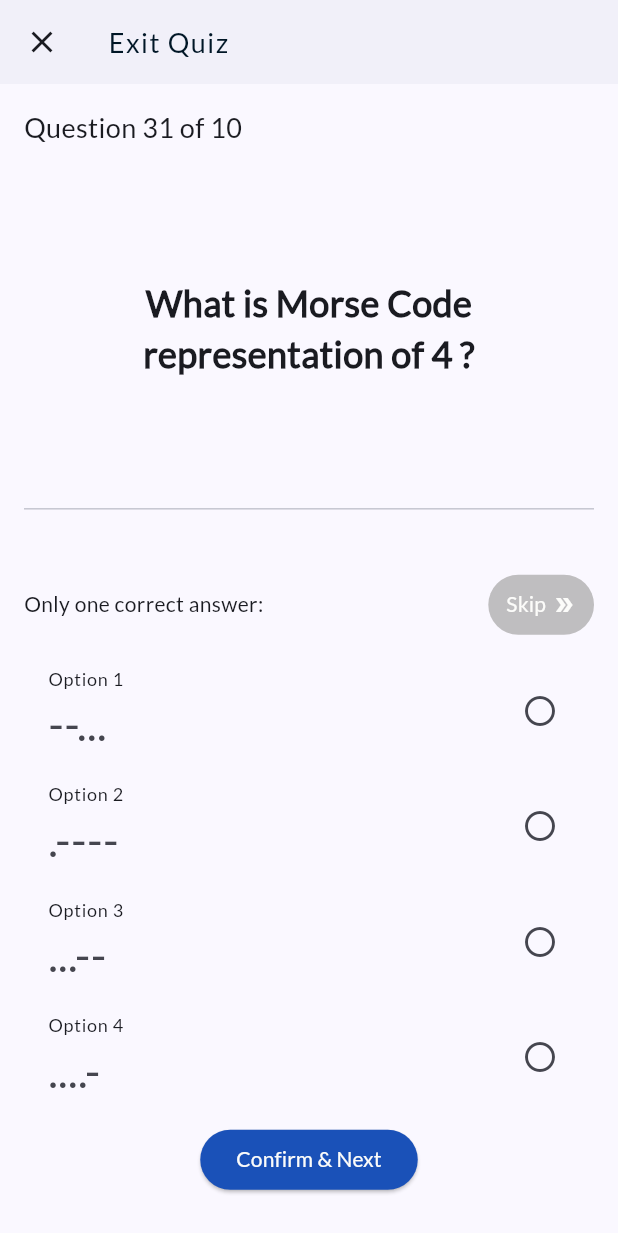
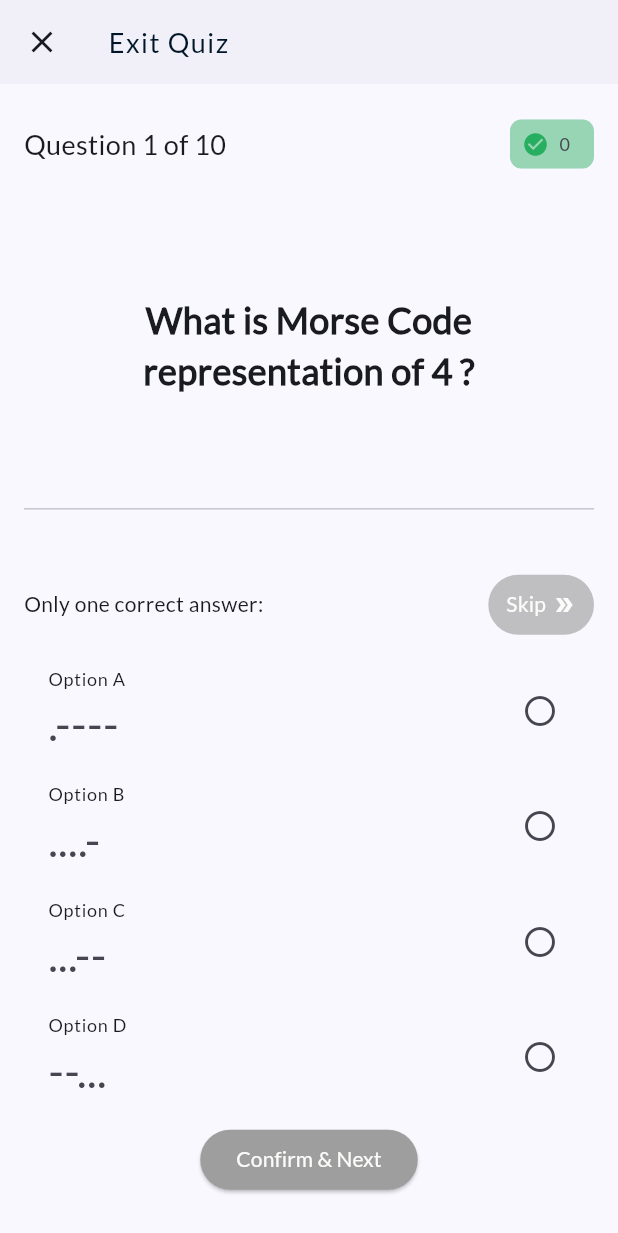
Before and after one commit to digvijay-tech/Morseify, a Flutter app: the QuizAttempt screen opened by its route, after a tap on "Confirm & Next", on a phone screen of 412 x 824 dp. Shown: the top 1233 px of the screen. Run offline on Flutter 3.47's test engine with Material 3 defaults, Android fonts, the phone set to English and light mode, and no system bars; our stand-ins replace animated_splash_screen, animated_text_kit, audioplayers.

Commit message:
answer evaluation feature added..

```diff
--- a/morseify_app/lib/models/questions.dart
+++ b/morseify_app/lib/models/questions.dart
@@ -507,7 +507,8 @@ List<Question> questionBank = [
     options: [
       Options(optionId: 1, option: '.....'),
       Options(optionId: 2, option: '..---'),
-      Options(optionId: 3, option: '.-.-.-')
+      Options(optionId: 3, option: '.-.-.-'),
+      Options(optionId: 4, option: '....-')
     ],
     correctOptionId: 3,
     correctOption: ".-.-.-",
@@ -519,7 +520,8 @@ List<Question> questionBank = [
     options: [
       Options(optionId: 1, option: '----.'),
       Options(optionId: 2, option: '--..--'),
-      Options(optionId: 3, option: '..---')
+      Options(optionId: 3, option: '..---'),
+      Options(optionId: 4, option: '._..-')
     ],
     correctOptionId: 2,
     correctOption: "--..--",
@@ -531,7 +533,8 @@ List<Question> questionBank = [
     options: [
       Options(optionId: 1, option: '..--..'),
       Options(optionId: 2, option: '....-'),
-      Options(optionId: 3, option: '..---')
+      Options(optionId: 3, option: '..---'),
+      Options(optionId: 4, option: '--..-')
     ],
     correctOptionId: 1,
     correctOption: "..--..",
@@ -543,7 +546,8 @@ List<Question> questionBank = [
     options: [
       Options(optionId: 1, option: '..--..'),
       Options(optionId: 2, option: '-.-.--'),
-      Options(optionId: 3, option: '..---')
+      Options(optionId: 3, option: '..---'),
+      Options(optionId: 4, option: '....-')
     ],
     correctOptionId: 2,
     correctOption: "-.-.--",
@@ -555,7 +559,8 @@ List<Question> questionBank = [
     options: [
       Options(optionId: 1, option: '..--..'),
       Options(optionId: 2, option: '-.-.--'),
-      Options(optionId: 3, option: '.-...')
+      Options(optionId: 3, option: '.-...'),
+      Options(optionId: 4, option: '..---')
     ],
     correctOptionId: 3,
     correctOption: ".-...",
@@ -567,7 +572,8 @@ List<Question> questionBank = [
     options: [
       Options(optionId: 1, option: '---...'),
       Options(optionId: 2, option: '-.-.--'),
-      Options(optionId: 3, option: '.-...')
+      Options(optionId: 3, option: '.-...'),
+      Options(optionId: 4, option: '--..-')
     ],
     correctOptionId: 1,
     correctOption: "---...",
@@ -579,7 +585,8 @@ List<Question> questionBank = [
     options: [
       Options(optionId: 1, option: '-.-.-.'),
       Options(optionId: 2, option: '-.-.--'),
-      Options(optionId: 3, option: '.-...')
+      Options(optionId: 3, option: '.-...'),
+      Options(optionId: 4, option: '....-')
     ],
     correctOptionId: 1,
     correctOption: "-.-.-.",
@@ -591,7 +598,8 @@ List<Question> questionBank = [
     options: [
       Options(optionId: 1, option: '-.-.-.'),
       Options(optionId: 2, option: '-.-.--'),
-      Options(optionId: 3, option: '-...-')
+      Options(optionId: 3, option: '-...-'),
+      Options(optionId: 4, option: '--..-')
     ],
     correctOptionId: 3,
     correctOption: "-...-",
@@ -603,7 +611,8 @@ List<Question> questionBank = [
     options: [
       Options(optionId: 1, option: '.--.-.'),
       Options(optionId: 2, option: '..-.--'),
-      Options(optionId: 3, option: '.-.-.')
+      Options(optionId: 3, option: '.-.-.'),
+      Options(optionId: 4, option: '.-..-')
     ],
     correctOptionId: 3,
     correctOption: ".-.-.",
@@ -615,7 +624,8 @@ List<Question> questionBank = [
     options: [
       Options(optionId: 1, option: '.--.-.'),
       Options(optionId: 2, option: '-....-'),
-      Options(optionId: 3, option: '.-.-.')
+      Options(optionId: 3, option: '.-.-.'),
+      Options(optionId: 4, option: '...--')
     ],
     correctOptionId: 2,
     correctOption: "-....-",
@@ -627,7 +637,8 @@ List<Question> questionBank = [
     options: [
       Options(optionId: 1, option: '..--.-'),
       Options(optionId: 2, option: '-....-'),
-      Options(optionId: 3, option: '--.-.-')
+      Options(optionId: 3, option: '--.-.-'),
+      Options(optionId: 4, option: '....-')
     ],
     correctOptionId: 1,
     correctOption: "..--.-",
@@ -639,7 +650,8 @@ List<Question> questionBank = [
     options: [
       Options(optionId: 1, option: '..--.-'),
       Options(optionId: 2, option: '...-..-'),
-      Options(optionId: 3, option: '...-.--')
+      Options(optionId: 3, option: '...-.--'),
+      Options(optionId: 4, option: '-...-')
     ],
     correctOptionId: 2,
     correctOption: "...-..-",
@@ -651,7 +663,8 @@ List<Question> questionBank = [
     options: [
       Options(optionId: 1, option: '.---.-'),
       Options(optionId: 2, option: '...-..-'),
-      Options(optionId: 3, option: '.--.-.')
+      Options(optionId: 3, option: '.--.-.'),
+      Options(optionId: 4, option: '-..--')
     ],
     correctOptionId: 3,
     correctOption: ".--.-.",
--- /dev/null
+++ b/morseify_app/lib/widgets/quiz/optionSerializer.dart
@@ -0,0 +1,45 @@
+import 'package:flutter/material.dart';
+import 'package:morseify_app/utilities/constants.dart';
+
+// for serializing the option number/index while rendering
+class OptionSerializer extends StatelessWidget {
+  final int index;
+  final bool isChosen;
+
+  const OptionSerializer({
+    super.key,
+    required this.index,
+    required this.isChosen,
+  });
+
+  @override
+  Widget build(BuildContext context) {
+    switch (index) {
+      case 0:
+        return Text(
+          (isChosen) ? "Option A:    (your choice)" : "Option A",
+          style: const TextStyle(fontSize: caption),
+        );
+      case 1:
+        return Text(
+          (isChosen) ? "Option B:    (your choice)" : "Option B",
+          style: const TextStyle(fontSize: caption),
+        );
+      case 2:
+        return Text(
+          (isChosen) ? "Option C:    (your choice)" : "Option C",
+          style: const TextStyle(fontSize: caption),
+        );
+      case 3:
+        return Text(
+          (isChosen) ? "Option D:    (your choice)" : "Option D",
+          style: const TextStyle(fontSize: caption),
+        );
+      default:
+        return const Text(
+          "Unknown Error",
+          style: TextStyle(fontSize: caption),
+        );
+    }
+  }
+}
--- a/morseify_app/lib/widgets/quiz/questionDisplay.dart
+++ b/morseify_app/lib/widgets/quiz/questionDisplay.dart
@@ -3,13 +3,15 @@ import 'package:flutter/material.dart';
 import 'package:morseify_app/utilities/constants.dart';
 
 class QuestionDisplay extends StatelessWidget {
-  final int questionIndex;
+  final int questionCount;
   final String questionText;
+  final int correctAnswerCount;
 
   const QuestionDisplay({
     super.key,
-    required this.questionIndex,
+    required this.questionCount,
     required this.questionText,
+    required this.correctAnswerCount,
   });
 
   @override
@@ -20,9 +22,24 @@ class QuestionDisplay extends StatelessWidget {
         crossAxisAlignment: CrossAxisAlignment.start,
         mainAxisAlignment: MainAxisAlignment.start,
         children: [
-          Text(
-            "Question $questionIndex of 10",
-            style: const TextStyle(fontSize: subheading),
+          Row(
+            mainAxisAlignment: MainAxisAlignment.spaceBetween,
+            children: [
+              Text(
+                "Question $questionCount of 10",
+                style: const TextStyle(fontSize: subheading),
+              ),
+              Chip(
+                label: Text("$correctAnswerCount",
+                    style: const TextStyle(fontSize: caption)),
+                side: BorderSide.none,
+                avatar: const Icon(
+                  Icons.check_circle,
+                  color: Color(0xFF27ae60),
+                ),
+                backgroundColor: const Color.fromARGB(119, 39, 174, 95),
+              ),
+            ],
           ),
           Expanded(
             child: Container(
--- a/morseify_app/lib/widgets/quiz/quizControls.dart
+++ b/morseify_app/lib/widgets/quiz/quizControls.dart
@@ -1,5 +1,6 @@
 // Quiz logic and controls
 import 'package:flutter/material.dart';
+import 'package:morseify_app/widgets/quiz/optionSerializer.dart';
 import 'dart:math';
 import 'package:morseify_app/widgets/quiz/questionDisplay.dart';
 import 'package:morseify_app/utilities/constants.dart';
@@ -19,19 +20,65 @@ class _QuizControlsState extends State<QuizControls> {
   // get all question
   final List<Question> questions = questionBank;
 
+  // new questionbank with shuffled options
+  List<Question> questionsWithShuffledOptions = [];
+
   // picked question index
   int pickedIndex = 0;
+
+  // tracking number of questions asked/answered/skipped
+  int questionCount = 0;
+  int correctAnswerCount = 0;
+  bool showResult = false;
+
+  // tracking selected option
+  int selectedOptionIndex = -1; // -1 indicates no selection
 
   // randomly pick question from questions list
   int pickQuestion(List<Question> list) {
     if (list.isNotEmpty) {
       int randomIndex = random.nextInt(list.length);
-      print(randomIndex);
+
       return randomIndex;
     }
 
     // reurning -1 to indicate problem
     return -1;
+  }
+
+  // shuffle options in the question bank instance
+  void shuffleAllOptions() {
+    for (int i = 0; i < questions.length; i++) {
+      questions[i].options.shuffle();
+    }
+  }
+
+  // processing correct answers
+  void confirmAndNext() {
+    // proceeding only if user selects any option
+    if (selectedOptionIndex != -1) {
+      // getting option index
+      int optionIndex = questions[pickedIndex]
+          .options
+          .indexWhere((option) => option.optionId == selectedOptionIndex);
+
+      // verify correct answer
+      if (questions[pickedIndex].correctOptionId ==
+          questions[pickedIndex].options[optionIndex].optionId) {
+        setState(() {
+          // increament on eac correct choice
+          correctAnswerCount += 1;
+
+          // show result to the user
+          showResult = true;
+        });
+      } else {
+        setState(() {
+          // show result to the user
+          showResult = true;
+        });
+      }
+    }
   }
 
   // set random index to 1st questino when quiz starts
@@ -40,7 +87,11 @@ class _QuizControlsState extends State<QuizControls> {
     super.initState();
 
     setState(() {
+      questionCount = 1;
       pickedIndex = pickQuestion(questions);
+
+      // shuffling all the options for all questions
+      shuffleAllOptions();
     });
   }
 
@@ -52,8 +103,9 @@ class _QuizControlsState extends State<QuizControls> {
         Expanded(
           flex: 2,
           child: QuestionDisplay(
-            questionIndex: questions[pickedIndex].id,
+            questionCount: questionCount,
             questionText: questions[pickedIndex].question,
+            correctAnswerCount: correctAnswerCount,
           ),
         ),
         Expanded(
@@ -67,7 +119,9 @@ class _QuizControlsState extends State<QuizControls> {
                   children: [
                     const Text("Only one correct answer:"),
                     TextButton(
-                      onPressed: () {},
+                      onPressed: () {
+                        print("Skip questoin tapped..");
+                      },
                       style: const ButtonStyle(
                         overlayColor: MaterialStatePropertyAll(
                           Color(0x5F8E8E8E),
@@ -94,30 +148,71 @@ class _QuizControlsState extends State<QuizControls> {
                   ],
                 ),
                 const SizedBox(height: 8.0),
-                for (int i = 0; i < questions[pickedIndex].options.length; i++)
+
+                // show correct as well as the incorrect options
+                if (showResult)
+                  for (int i = 0;
+                      i < questions[pickedIndex].options.length;
+                      i++)
                     ListTile(
-                    onTap: () {},
-                    title: Text(
-                      "Option ${questions[pickedIndex].options[i].optionId}",
-                      style: const TextStyle(fontSize: caption),
+                      // post answer view user can't select anything
+                      onTap: null, // always remain disabled
+                      enabled: false, // always remain disabled
+                      title: (selectedOptionIndex ==
+                              questions[pickedIndex].options[i].optionId)
+                          ? OptionSerializer(index: i, isChosen: true)
+                          : OptionSerializer(index: i, isChosen: false),
+                      subtitle: Text(
+                        questions[pickedIndex].options[i].option,
+                        style: const TextStyle(fontSize: 30.0),
+                      ),
+                      trailing: (questions[pickedIndex].correctOptionId ==
+                              questions[pickedIndex].options[i].optionId)
+                          ? const Icon(Icons.check_circle)
+                          : const Icon(Icons.cancel),
+                    ),
+
+                // active selection field
+                if (!showResult)
+                  for (int i = 0;
+                      i < questions[pickedIndex].options.length;
+                      i++)
+                    ListTile(
+                      onTap: () {
+                        setState(() {
+                          selectedOptionIndex =
+                              questions[pickedIndex].options[i].optionId;
+                        });
+                      },
+                      enabled: true,
+                      title: OptionSerializer(
+                        index: i,
+                        isChosen: false,
                       ),
                       subtitle: Text(
                         questions[pickedIndex].options[i].option,
                         style: const TextStyle(fontSize: 30.0),
                       ),
-                    trailing: const Icon(Icons.circle_outlined),
+                      trailing: (selectedOptionIndex ==
+                              questions[pickedIndex].options[i].optionId)
+                          ? const Icon(Icons.check_circle)
+                          : const Icon(Icons.circle_outlined),
                     ),
 
                 const SizedBox(height: 6.0),
 
                 // Next Button
                 ElevatedButton(
-                  onPressed: () {
-                    var temp = pickQuestion(questions);
-                    print(temp);
-                  },
-                  style: const ButtonStyle(
-                    backgroundColor: MaterialStatePropertyAll(primaryColor),
+                  onPressed: confirmAndNext,
+                  style: (selectedOptionIndex == -1)
+                      ? const ButtonStyle(
+                          backgroundColor:
+                              MaterialStatePropertyAll(Colors.grey),
+                          splashFactory: NoSplash.splashFactory,
+                        )
+                      : const ButtonStyle(
+                          backgroundColor:
+                              MaterialStatePropertyAll(primaryColor),
                         ),
                   child: const Text(
                     "Confirm & Next",
```
Lines whose indentation alone changed are shown as unchanged.
